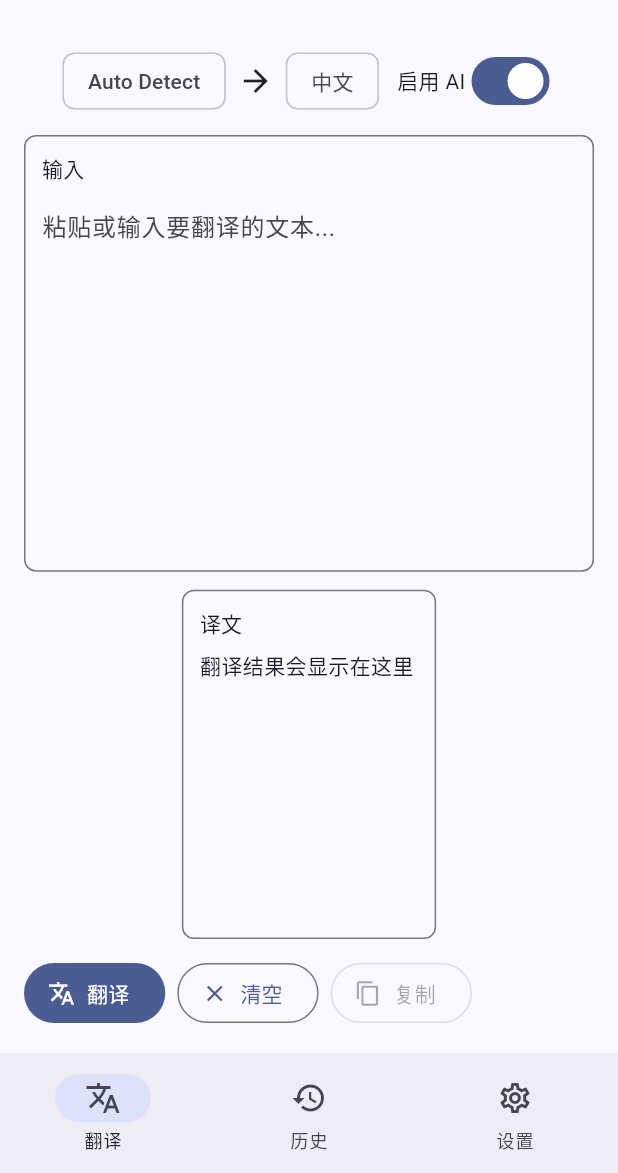
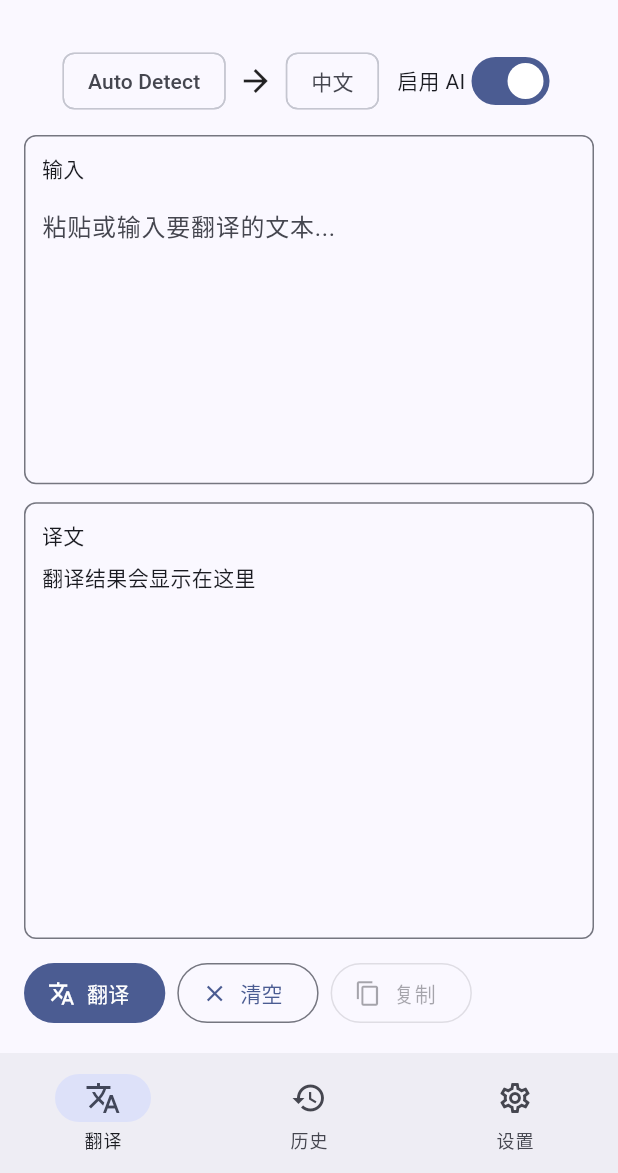
Before and after one commit to Ninwonk/ClearTranslate, a Flutter app: the screen it shows after launch, on a phone screen of 412 x 824 dp, the part 63-1236 px from its top. Run offline on Flutter 3.47's test engine with Material 3 defaults, Android fonts, the phone set to English and light mode, and no system bars; our stand-ins replace dio, flutter_markdown_plus, flutter_riverpod, flutter_secure_storage; missing offline and left inert: hotkey_manager, sqlite3, tray_manager, window_manager.

Commit message:
Fix mobile layout and desktop platform behavior

```diff
--- a/lib/presentation/home/home_page.dart
+++ b/lib/presentation/home/home_page.dart
@@ -1,3 +1,4 @@
+import 'package:flutter/foundation.dart';
 import 'package:flutter/material.dart';
 import 'package:flutter/services.dart';
 import 'package:flutter_markdown_plus/flutter_markdown_plus.dart';
@@ -128,6 +129,8 @@ class _HomePageState extends ConsumerState<HomePage> {
                       child: LayoutBuilder(
                         builder: (context, constraints) {
                           final isWide = constraints.maxWidth >= 760;
+                          final useMobileResultLayout =
+                              !isWide && _isMobilePlatform;
                           final inputPanel = _TextPanel(
                             title: '输入',
                             child: TextField(
@@ -147,6 +150,7 @@ class _HomePageState extends ConsumerState<HomePage> {
                             child: _ResultView(
                               text: state.outputText,
                               mode: state.currentMode,
+                              scrollPlainText: useMobileResultLayout,
                             ),
                           );
 
@@ -161,10 +165,17 @@ class _HomePageState extends ConsumerState<HomePage> {
                           }
 
                           return Column(
+                            crossAxisAlignment: CrossAxisAlignment.stretch,
                             children: [
-                              Expanded(flex: 5, child: inputPanel),
+                              Expanded(
+                                flex: useMobileResultLayout ? 4 : 5,
+                                child: inputPanel,
+                              ),
                               const SizedBox(height: 12),
-                              Expanded(flex: 4, child: outputPanel),
+                              Expanded(
+                                flex: useMobileResultLayout ? 5 : 4,
+                                child: outputPanel,
+                              ),
                             ],
                           );
                         },
@@ -242,6 +253,11 @@ class _HomePageState extends ConsumerState<HomePage> {
   }
 }
 
+bool get _isMobilePlatform {
+  return defaultTargetPlatform == TargetPlatform.android ||
+      defaultTargetPlatform == TargetPlatform.iOS;
+}
+
 class _LongTextProgress extends StatelessWidget {
   const _LongTextProgress({required this.state});
 
@@ -270,10 +286,12 @@ class _ResultView extends StatelessWidget {
   const _ResultView({
     required this.text,
     required this.mode,
+    required this.scrollPlainText,
   });
 
   final String text;
   final InputMode mode;
+  final bool scrollPlainText;
 
   @override
   Widget build(BuildContext context) {
@@ -282,7 +300,17 @@ class _ResultView extends StatelessWidget {
     }
 
     if (mode != InputMode.aiExplanation) {
-      return SelectableText(text);
+      final textView = SelectableText(text);
+      if (!scrollPlainText) {
+        return textView;
+      }
+
+      return SingleChildScrollView(
+        child: SizedBox(
+          width: double.infinity,
+          child: textView,
+        ),
+      );
     }
 
     final theme = Theme.of(context);
```
Also changed, not shown: 29 other files.
